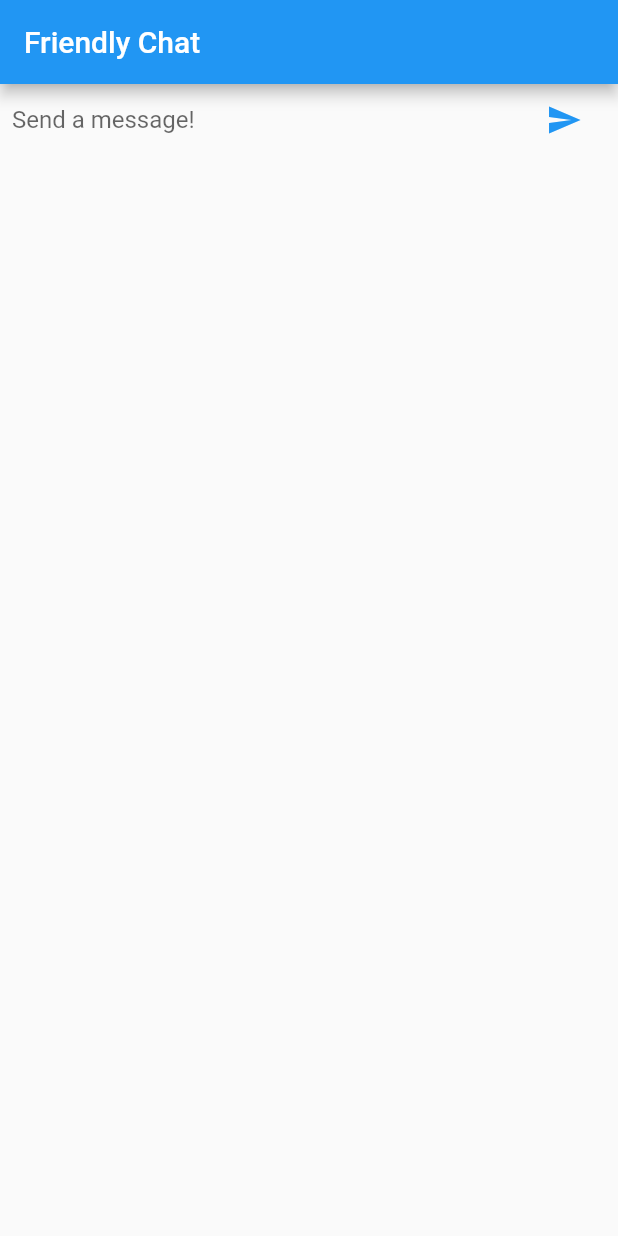
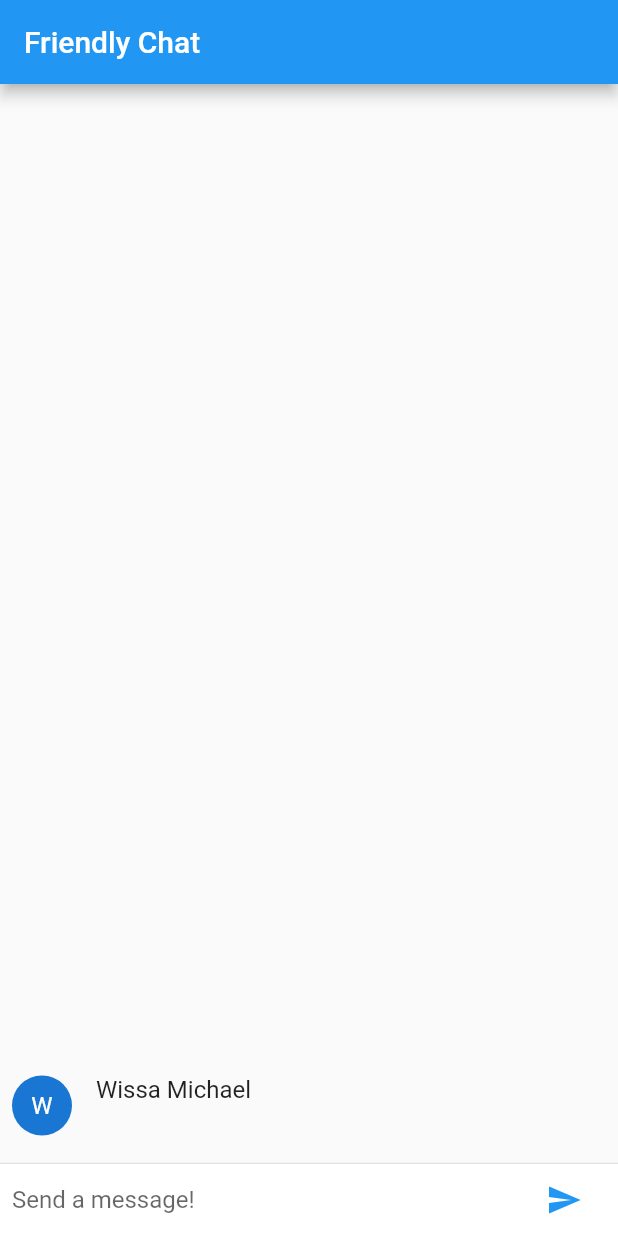
Before and after one commit to Wissa-Azmy/FriendlyChat, a Flutter app: the screen it shows after launch, after a tap on the "send" icon, on a phone screen of 412 x 824 dp. Run offline on Flutter 3.47's test engine with Material 2 defaults, Android fonts, the phone set to English and light mode, and no system bars.

Commit message:
Add UI for displaying msgs

```diff
--- a/lib/main.dart
+++ b/lib/main.dart
@@ -13,16 +13,24 @@ class FriendlyChat extends StatelessWidget {
   }
 }
 
+
+
 class ChatScreen extends StatefulWidget {
   @override
   State<StatefulWidget> createState() => ChatScreenState();
 }
 
+
+
 class ChatScreenState extends State<ChatScreen> {
   final _textFieldController = TextEditingController();
+  final _messages = <ChatMessage>[];
 
   _handleSubmission(String text){
     _textFieldController.clear();
+    setState(() {
+      _messages.insert(0, ChatMessage(text: text));
+    });
   }
 
   _buildTextFieldComposer() {
@@ -59,7 +67,58 @@ class ChatScreenState extends State<ChatScreen> {
       appBar: AppBar(
         title: Text("Friendly Chat"),
       ),
-      body: _buildTextFieldComposer(),
+      body: Column(
+        children: <Widget>[
+          Flexible(
+            child: ListView.builder(
+              itemBuilder: (_, index) => _messages[index],
+              itemCount: _messages.length,
+              reverse: true,
+              padding: EdgeInsets.all(8.0),
+            ),
+          ),
+          Divider(height: 1.0,),
+          Container(
+            decoration: BoxDecoration(color: Theme.of(context).cardColor),
+            child: _buildTextFieldComposer(),
+          )
+        ],
+      )
     );
   }
 }
+
+
+
+class ChatMessage extends StatelessWidget {
+  ChatMessage({this.text});
+  final String text;
+  static const String _name = "Wissa Michael";
+
+  @override
+  Widget build(BuildContext context) {
+    // TODO: implement build
+    return Container(
+      margin: EdgeInsets.symmetric(vertical: 10.0),
+      child: Row(
+        crossAxisAlignment: CrossAxisAlignment.start,
+        children: <Widget>[
+          Container(
+            margin: EdgeInsets.only(right: 16.0),
+            child: CircleAvatar(child: Text(_name[0]),), // Show the first char of the name
+          ),
+          Column(
+            crossAxisAlignment: CrossAxisAlignment.start,
+            children: <Widget>[
+              Text(_name, style: Theme.of(context).textTheme.subhead),
+              Container(
+                margin: EdgeInsets.only(top: 5.0),
+                child: Text(text),
+              )
+            ],
+          )
+        ],
+      ),
+    );
+  }
+}
```
Also changed, not shown: 1 other file.
